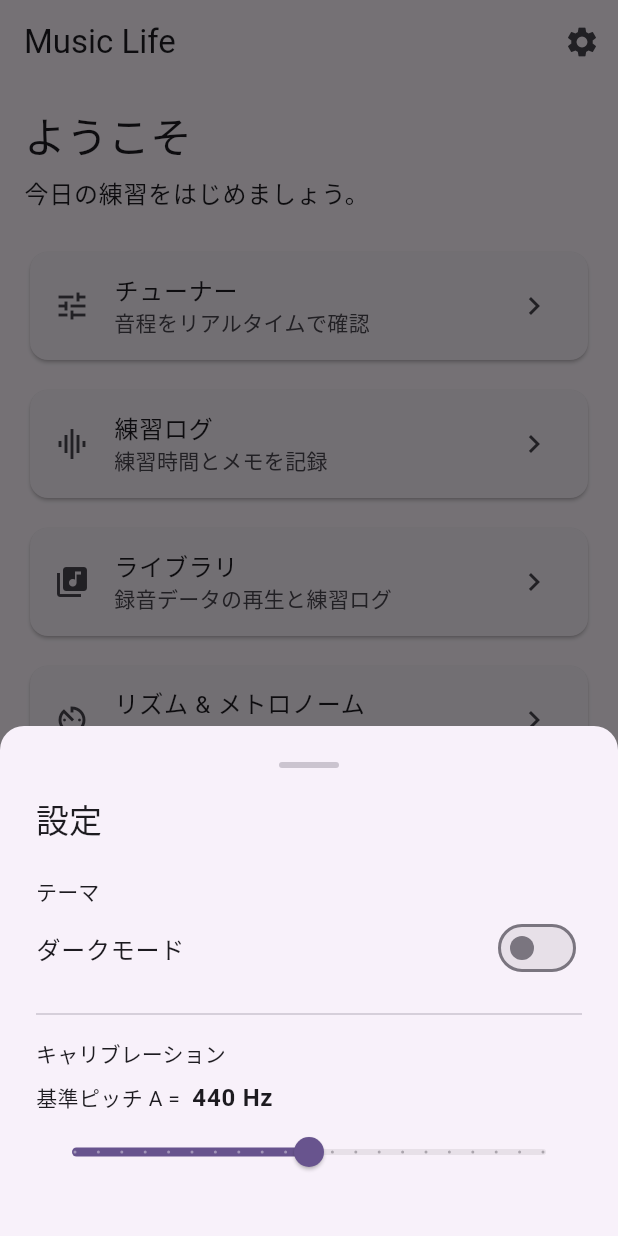
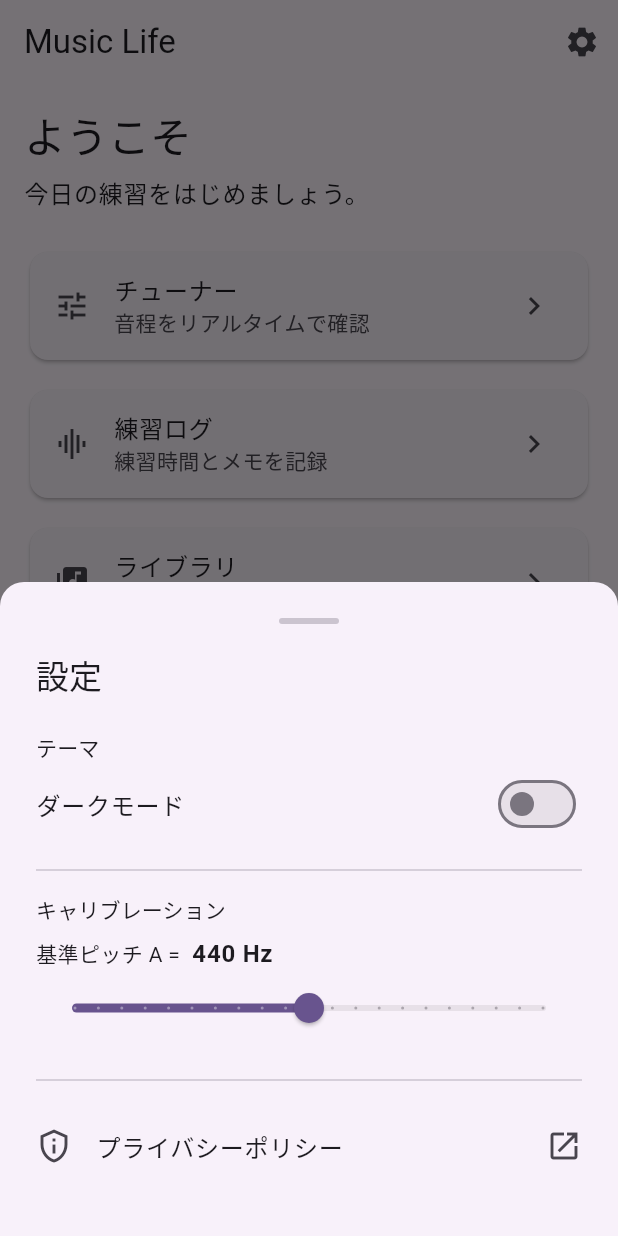
Before and after one commit to str-y/music-life, a Flutter app: the screen it shows after launch, after a tap on the "settings" icon, on a phone screen of 412 x 824 dp. Run offline on Flutter 3.47's test engine with Material 3 defaults, Android fonts, the phone set to English and light mode, and no system bars; missing offline and left inert: dart:ffi.

Commit message:
Add Privacy Policy link to Settings Modal
Co-authored-by: str-y <115670820+str-y@users.noreply.github.com>

```diff
--- a/lib/main.dart
+++ b/lib/main.dart
@@ -1,4 +1,5 @@
 import 'package:flutter/material.dart';
+import 'package:url_launcher/url_launcher.dart';
 
 import 'native_pitch_bridge.dart';
 import 'screens/library_screen.dart';
@@ -6,6 +7,8 @@ import 'rhythm_screen.dart';
 import 'screens/chord_analyser_screen.dart';
 
 const String _appTitle = 'Music Life';
+const String _privacyPolicyUrl =
+    'https://str-y.github.io/music-life/privacy-policy';
 
 void main() {
   runApp(const MusicLifeApp());
@@ -431,6 +434,26 @@ class _SettingsModalState extends State<_SettingsModal> {
             onChanged: (v) => _emit(_local.copyWith(referencePitch: v)),
           ),
           const SizedBox(height: 8),
+          const Divider(height: 32),
+          ListTile(
+            contentPadding: EdgeInsets.zero,
+            leading: const Icon(Icons.privacy_tip_outlined),
+            title: const Text('プライバシーポリシー'),
+            trailing: const Icon(Icons.open_in_new),
+            onTap: () async {
+              final uri = Uri.parse(_privacyPolicyUrl);
+              if (!await launchUrl(uri,
+                  mode: LaunchMode.externalApplication)) {
+                if (context.mounted) {
+                  ScaffoldMessenger.of(context).showSnackBar(
+                    const SnackBar(
+                        content: Text('プライバシーポリシーを開けませんでした')),
+                  );
+                }
+              }
+            },
+          ),
+          const SizedBox(height: 8),
         ],
       ),
     );
--- a/pubspec.yaml
+++ b/pubspec.yaml
@@ -9,6 +9,7 @@ dependencies:
   flutter:
     sdk: flutter
   ffi: ^2.1.0
+  url_launcher: ^6.3.1
 
 dev_dependencies:
   flutter_test:
```
